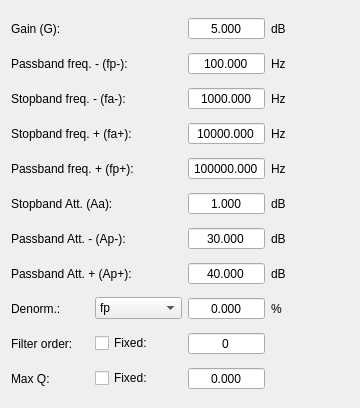
Above: app/designer/filters_data/band_stop.ui from grupo-tc-volcan/TP4 before the change. Below: the same form after it.
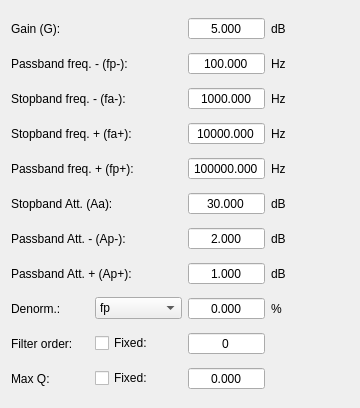
That is the form after the change.

Diff of the .ui file:
```diff
--- a/app/designer/filters_data/band_stop.ui
+++ b/app/designer/filters_data/band_stop.ui
@@ -237,7 +237,7 @@
       <double>300.000000000000000</double>
      </property>
      <property name="value">
-      <double>1.000000000000000</double>
+      <double>30.000000000000000</double>
      </property>
     </widget>
    </item>
@@ -276,7 +276,7 @@
       <double>300.000000000000000</double>
      </property>
      <property name="value">
-      <double>30.000000000000000</double>
+      <double>2.000000000000000</double>
      </property>
     </widget>
    </item>
@@ -308,7 +308,7 @@
       <double>300.000000000000000</double>
      </property>
      <property name="value">
-      <double>40.000000000000000</double>
+      <double>1.000000000000000</double>
      </property>
     </widget>
    </item>
```
